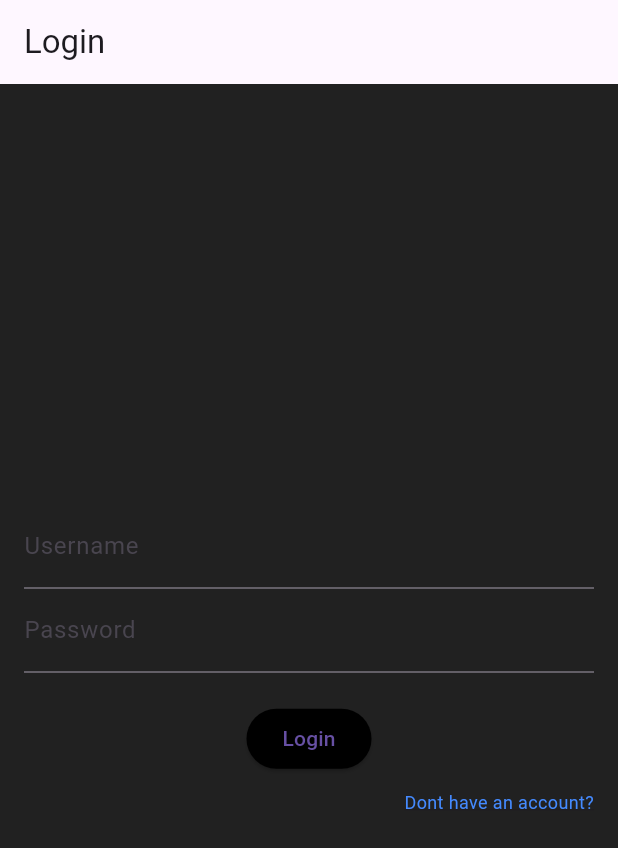
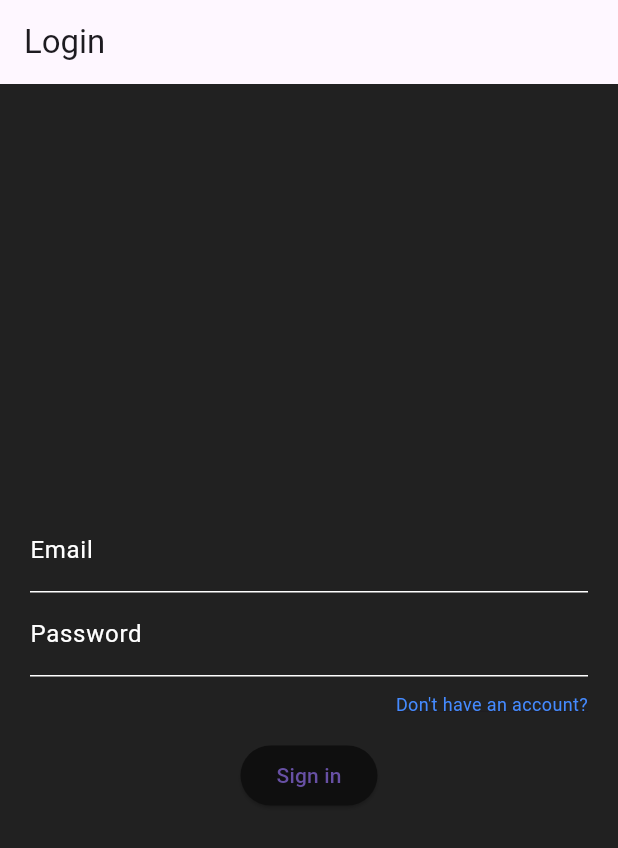
Before and after one commit to SamuraiSanch/mobile_applications_flutter, a Flutter app: the screen it shows after launch, on a phone screen of 412 x 824 dp. Shown: the top 848 px of the screen. Run offline on Flutter 3.47's test engine with Material 3 defaults, Android fonts, the phone set to English and light mode, and no system bars.

Commit message:
Додав фінальні зміни до проекту

```diff
--- /dev/null
+++ b/lib/custom_text_field.dart
@@ -0,0 +1,21 @@
+import 'package:flutter/material.dart';
+
+class CustomTextField extends StatelessWidget {
+  final String labelText;
+  final bool isPassword;
+
+  const CustomTextField({
+    Key? key,
+    required this.labelText,
+    this.isPassword = false,
+  }) : super(key: key);
+
+  @override
+  Widget build(BuildContext context) {
+    return TextField(
+      obscureText: isPassword,
+      decoration: InputDecoration(labelText: labelText),
+      style: const TextStyle(color: Colors.white),
+    );
+  }
+}
--- a/lib/loginPage.dart
+++ b/lib/login_page.dart
@@ -1,4 +1,5 @@
 import 'package:flutter/material.dart';
+import 'package:flutter_labs/custom_text_field.dart';
 
 class LoginPage extends StatelessWidget {
   const LoginPage({super.key});
@@ -8,28 +9,18 @@ class LoginPage extends StatelessWidget {
     return Scaffold(
       appBar: AppBar(title: const Text('Login')),
       body: Padding(
-        padding: const EdgeInsets.all(16),
+        padding: const EdgeInsets.all(20),
         child: Column(
           mainAxisAlignment: MainAxisAlignment.center,
           children: [
-            const TextField(
-              decoration: InputDecoration(labelText: 'Username'),
-              style: TextStyle(color: Colors.white),
+            const CustomTextField(
+              labelText: 'Email',
             ),
-            const TextField(
-              decoration: InputDecoration(labelText: 'Password'),
-              obscureText: true,
-              style: TextStyle(color: Colors.white),
-            ),
-            const SizedBox(height: 20),
-            ElevatedButton(
-              onPressed: () {
-                Navigator.pushNamed(context, '/profile');
-              },
-              child: const Text('Login'),
+            const CustomTextField(
+              labelText: 'Password',
+              isPassword: true,
             ),
             const SizedBox(height: 10),
-            // Текстове посилання "Не маєте акаунту?"
             Row(
               mainAxisAlignment: MainAxisAlignment.end,
               children: [
@@ -38,7 +29,7 @@ class LoginPage extends StatelessWidget {
                     Navigator.pushNamed(context, '/register');
                   },
                   child: const Text(
-                    'Dont have an account?',
+                    'Don\'t have an account?',
                     style: TextStyle(
                       color: Colors.blueAccent,
                       fontSize: 12,
@@ -48,6 +39,13 @@ class LoginPage extends StatelessWidget {
                 ),
               ],
             ),
+            const SizedBox(height: 15),
+            ElevatedButton(
+              onPressed: () {
+                Navigator.pushNamed(context, '/profile');
+              },
+              child: const Text('Sign in'),
+            ),
           ],
         ),
       ),
--- a/lib/main.dart
+++ b/lib/main.dart
@@ -1,8 +1,8 @@
 import 'package:flutter/material.dart';
-import 'package:flutter_labs/loginPage.dart';
-import 'package:flutter_labs/registerPage.dart';
-import 'package:flutter_labs/profilePage.dart';
-import 'package:flutter_labs/mainPage.dart';
+import 'package:flutter_labs/login_page.dart';
+import 'package:flutter_labs/main_page.dart';
+import 'package:flutter_labs/profile_page.dart';
+import 'package:flutter_labs/register_page.dart';
 
 void main() {
   runApp(const MyApp());
@@ -16,12 +16,25 @@
     return MaterialApp(
       title: 'Flutter Labs',
       theme: ThemeData(
-        scaffoldBackgroundColor: Colors.grey[900],
-        textTheme: const TextTheme(bodyMedium: TextStyle(color: Colors.white)),
+        scaffoldBackgroundColor: const Color.fromARGB(255, 33, 33, 33),
+        textTheme: const TextTheme(
+          bodyMedium: TextStyle(color: Colors.white), // Базовий текст білий
+          titleMedium: TextStyle(color: Colors.white), // Для заголовків
+        ),
         elevatedButtonTheme: ElevatedButtonThemeData(
           style: ElevatedButton.styleFrom(
-            backgroundColor: Colors.black,
+            backgroundColor: const Color.fromARGB(255, 15, 15, 15),
           ),
+        ),
+        inputDecorationTheme: const InputDecorationTheme(
+          labelStyle: TextStyle(color: Colors.white),//Білий колір для txt полів
+          enabledBorder: UnderlineInputBorder(
+            borderSide: BorderSide(color: Colors.white),
+          ),
+          focusedBorder: UnderlineInputBorder(
+            borderSide: BorderSide(color: Color.fromARGB(255, 20, 153, 242)),
+          ),
+          hintStyle: TextStyle(color: Colors.white70),//Підказки будуть білуваті
         ),
       ),
       initialRoute: '/',
--- a/lib/profilePage.dart
+++ b/lib/profile_page.dart
@@ -1,4 +1,5 @@
 import 'package:flutter/material.dart';
+import 'package:flutter_labs/bottom_navigation.dart';
 
 class ProfilePage extends StatelessWidget {
   const ProfilePage({super.key});
@@ -25,6 +26,7 @@ class ProfilePage extends StatelessWidget {
           ],
         ),
       ),
+      bottomNavigationBar: const BottomNavigation(), // Навігація
     );
   }
 }
```
Also changed, not shown: lib/bottom_navigation.dart (added, +44 -0 lines), lib/mainPage.dart (deleted, +0 -23 lines), lib/main_page.dart (added, +44 -0 lines), lib/registerPage.dart (deleted, +0 -34 lines), lib/register_page.dart (added, +54 -0 lines), pubspec.yaml (+4 -4 lines), assets/secret.png (added), assets/user.png (added), assets/wall.png (added), 1 other file.
